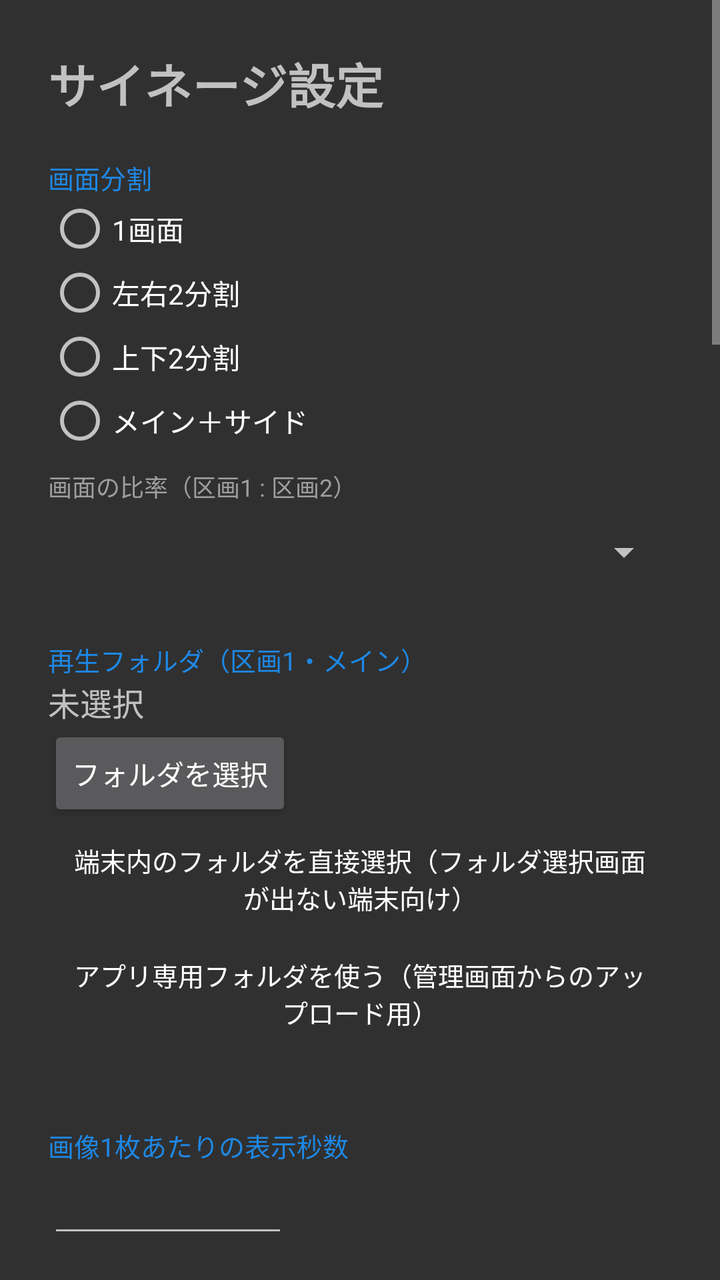
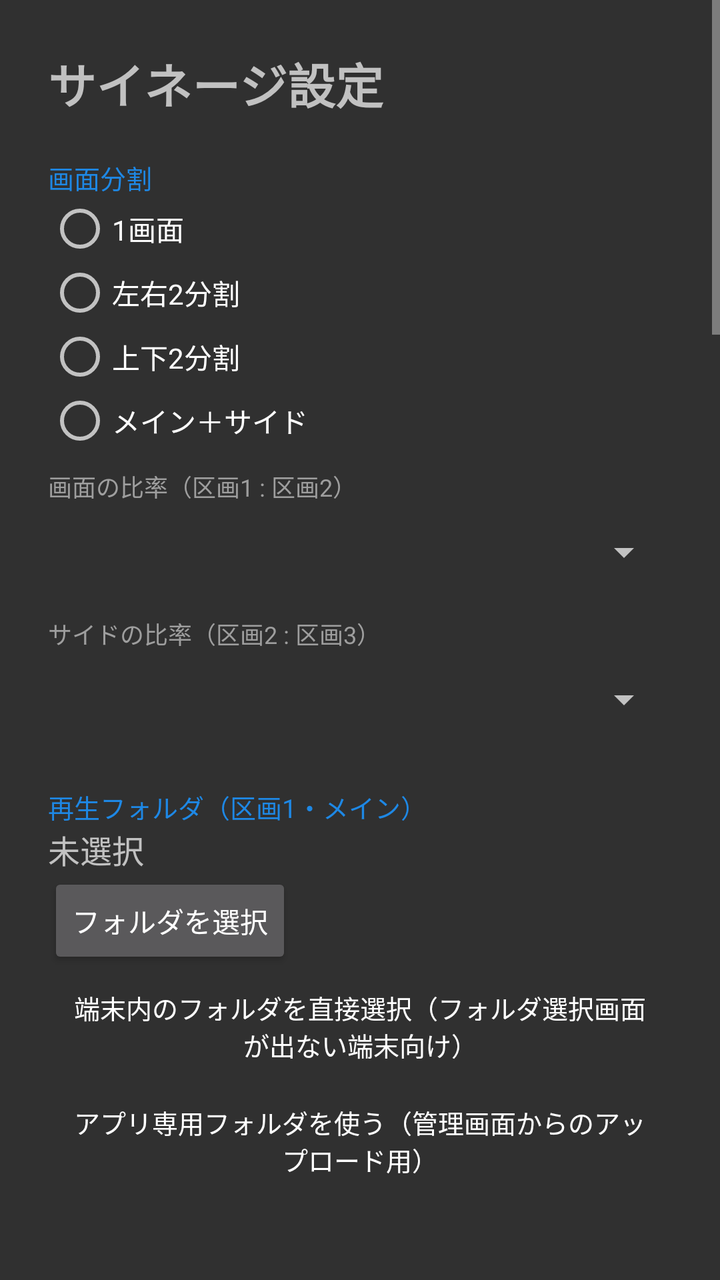

Before-and-after screenshots of an Android layout around one commit, followed by the original layout XML and the change that was made.
<!-- AndroidManifest.xml: application theme Theme.Settings -->
<!-- res/layout/activity_main.xml -->
<?xml version="1.0" encoding="utf-8"?>
<ScrollView xmlns:android="http://schemas.android.com/apk/res/android"
    android:id="@+id/settingsScroll"
    android:layout_width="match_parent"
    android:layout_height="match_parent"
    android:fitsSystemWindows="true">

    <LinearLayout
        android:layout_width="match_parent"
        android:layout_height="wrap_content"
        android:orientation="vertical"
        android:padding="24dp">

        <TextView
            android:layout_width="wrap_content"
            android:layout_height="wrap_content"
            android:text="サイネージ設定"
            android:textSize="24sp"
            android:textStyle="bold" />

        <TextView
            style="@style/Label"
            android:text="画面分割" />

        <RadioGroup
            android:id="@+id/layoutGroup"
            android:layout_width="wrap_content"
            android:layout_height="wrap_content"
            android:orientation="vertical">

            <RadioButton
                android:id="@+id/layoutSingle"
                android:layout_width="wrap_content"
                android:layout_height="wrap_content"
                android:text="1画面" />

            <RadioButton
                android:id="@+id/layoutLeftRight"
                android:layout_width="wrap_content"
                android:layout_height="wrap_content"
                android:text="左右2分割" />

            <RadioButton
                android:id="@+id/layoutTopBottom"
                android:layout_width="wrap_content"
                android:layout_height="wrap_content"
                android:text="上下2分割" />

            <RadioButton
                android:id="@+id/layoutMainSide"
                android:layout_width="wrap_content"
                android:layout_height="wrap_content"
                android:text="メイン＋サイド" />
        </RadioGroup>

        
        <LinearLayout
            android:id="@+id/splitRow"
            android:layout_width="match_parent"
            android:layout_height="wrap_content"
            android:orientation="vertical">

            <TextView
                style="@style/SubLabel"
                android:text="画面の比率（区画1 : 区画2）" />

            <Spinner
                android:id="@+id/splitSpinner"
                android:layout_width="match_parent"
                android:layout_height="wrap_content"
                android:minHeight="48dp" />
        </LinearLayout>

        
        <LinearLayout
            android:id="@+id/zonesContainer"
            android:layout_width="match_parent"
            android:layout_height="wrap_content"
            android:orientation="vertical" />

        <TextView
            style="@style/Label"
            android:text="再生フォルダ（区画1・メイン）" />

        <TextView
            android:id="@+id/folderText"
            android:layout_width="match_parent"
            android:layout_height="wrap_content"
            android:text="未選択"
            android:textSize="16sp" />

        <Button
            android:id="@+id/pickFolder"
            android:layout_width="wrap_content"
            android:layout_height="wrap_content"
            android:text="フォルダを選択" />

        <Button
            android:id="@+id/pickFolderDirect"
            style="?android:attr/borderlessButtonStyle"
            android:layout_width="wrap_content"
            android:layout_height="wrap_content"
            android:text="端末内のフォルダを直接選択（フォルダ選択画面が出ない端末向け）"
            android:textSize="13sp" />

        <Button
            android:id="@+id/useAppFolder"
            style="?android:attr/borderlessButtonStyle"
            android:layout_width="wrap_content"
            android:layout_height="wrap_content"
            android:text="アプリ専用フォルダを使う（管理画面からのアップロード用）"
            android:textSize="13sp" />

        <TextView
            android:id="@+id/scanResult"
            android:layout_width="match_parent"
            android:layout_height="wrap_content"
            android:textColor="#9E9E9E"
            android:textSize="13sp" />

        <TextView
            style="@style/Label"
            android:text="画像1枚あたりの表示秒数" />

        <EditText
            android:id="@+id/secondsEdit"
            android:layout_width="120dp"
            android:layout_height="wrap_content"
            android:importantForAutofill="no"
            android:inputType="number"
            android:maxLength="4" />

        <TextView
            style="@style/Label"
            android:text="画面の向き" />

        <RadioGroup
            android:id="@+id/orientationGroup"
            android:layout_width="wrap_content"
            android:layout_height="wrap_content"
            android:orientation="horizontal">

            <RadioButton
                android:id="@+id/orientAuto"
                android:layout_width="wrap_content"
                android:layout_height="wrap_content"
                android:text="自動" />

            <RadioButton
                android:id="@+id/orientLandscape"
                android:layout_width="wrap_content"
                android:layout_height="wrap_content"
                android:text="横" />

            <RadioButton
                android:id="@+id/orientPortrait"
                android:layout_width="wrap_content"
                android:layout_height="wrap_content"
                android:text="縦" />
        </RadioGroup>

        <Switch
            android:id="@+id/shuffleSwitch"
            style="@style/Option"
            android:text="シャッフル再生（ループごとに並べ替え）" />

        <Switch
            android:id="@+id/recursiveSwitch"
            style="@style/Option"
            android:text="サブフォルダも含める" />

        <Switch
            android:id="@+id/soundSwitch"
            style="@style/Option"
            android:text="動画の音声を再生" />

        <Switch
            android:id="@+id/autoStartSwitch"
            style="@style/Option"
            android:text="自動再生（アプリ起動時・端末の電源ON時）" />

        <TextView
            style="@style/Label"
            android:layout_marginTop="28dp"
            android:text="時計" />

        <Switch
            android:id="@+id/clockSwitch"
            style="@style/Option"
            android:text="再生中に常に時計を表示" />

        <TextView
            style="@style/SubLabel"
            android:text="位置" />

        <RadioGroup
            android:id="@+id/clockPositionGroup"
            android:layout_width="wrap_content"
            android:layout_height="wrap_content"
            android:orientation="horizontal">

            <RadioButton
                android:id="@+id/clockTopRight"
                android:layout_width="wrap_content"
                android:layout_height="wrap_content"
                android:text="右上" />

            <RadioButton
                android:id="@+id/clockBottomRight"
                android:layout_width="wrap_content"
                android:layout_height="wrap_content"
                android:text="右下" />

            <RadioButton
                android:id="@+id/clockTopLeft"
                android:layout_width="wrap_content"
                android:layout_height="wrap_content"
                android:text="左上" />

            <RadioButton
                android:id="@+id/clockBottomLeft"
                android:layout_width="wrap_content"
                android:layout_height="wrap_content"
                android:text="左下" />
        </RadioGroup>

        <TextView
            style="@style/SubLabel"
            android:text="大きさ" />

        <RadioGroup
            android:id="@+id/clockSizeGroup"
            android:layout_width="wrap_content"
            android:layout_height="wrap_content"
            android:orientation="horizontal">

            <RadioButton
                android:id="@+id/clockSmall"
                android:layout_width="wrap_content"
                android:layout_height="wrap_content"
                android:text="小" />

            <RadioButton
                android:id="@+id/clockMedium"
                android:layout_width="wrap_content"
                android:layout_height="wrap_content"
                android:text="中" />

            <RadioButton
                android:id="@+id/clockLarge"
                android:layout_width="wrap_content"
                android:layout_height="wrap_content"
                android:text="大" />
        </RadioGroup>

        <TextView
            style="@style/Label"
            android:layout_marginTop="28dp"
            android:text="天気予報（気象庁）" />

        <Switch
            android:id="@+id/weatherSwitch"
            style="@style/Option"
            android:text="一定間隔で天気予報を表示" />

        <Switch
            android:id="@+id/weatherTimeSeriesSwitch"
            style="@style/Option"
            android:text="3時間ごとの予報も続けて表示" />

        <TextView
            style="@style/SubLabel"
            android:text="地方" />

        <Spinner
            android:id="@+id/officeSpinner"
            android:layout_width="match_parent"
            android:layout_height="wrap_content"
            android:minHeight="48dp" />

        <TextView
            style="@style/SubLabel"
            android:text="市区町村（予報は右側の地域単位です）" />

        <Spinner
            android:id="@+id/areaSpinner"
            android:layout_width="match_parent"
            android:layout_height="wrap_content"
            android:minHeight="48dp" />

        <LinearLayout
            android:layout_width="match_parent"
            android:layout_height="wrap_content"
            android:layout_marginTop="8dp"
            android:gravity="center_vertical">

            <EditText
                android:id="@+id/weatherIntervalEdit"
                android:layout_width="80dp"
                android:layout_height="wrap_content"
                android:gravity="end"
                android:importantForAutofill="no"
                android:inputType="number"
                android:maxLength="4" />

            <TextView
                android:layout_width="wrap_content"
                android:layout_height="wrap_content"
                android:text="分ごとに" />

            <EditText
                android:id="@+id/weatherSecondsEdit"
                android:layout_width="80dp"
                android:layout_height="wrap_content"
                android:gravity="end"
                android:importantForAutofill="no"
                android:inputType="number"
                android:maxLength="3" />

            <TextView
                android:layout_width="wrap_content"
                android:layout_height="wrap_content"
                android:text="秒間表示" />
        </LinearLayout>

        <TextView
            android:id="@+id/weatherStatus"
            android:layout_width="match_parent"
            android:layout_height="wrap_content"
            android:textColor="#9E9E9E"
            android:textSize="13sp" />

        <Button
            android:id="@+id/weatherPreview"
            android:layout_width="wrap_content"
            android:layout_height="wrap_content"
            android:text="天気予報をプレビュー" />

        <TextView
            style="@style/Label"
            android:layout_marginTop="28dp"
            android:text="管理画面（別の端末から操作）" />

        <Switch
            android:id="@+id/adminSwitch"
            style="@style/Option"
            android:text="同じWi-FiのPC・スマホから操作できるようにする" />

        <TextView
            android:id="@+id/adminInfo"
            android:layout_width="match_parent"
            android:layout_height="wrap_content"
            android:lineSpacingExtra="4dp"
            android:textIsSelectable="true"
            android:textSize="15sp" />

        <TextView
            android:id="@+id/adminBatteryNote"
            android:layout_width="match_parent"
            android:layout_height="wrap_content"
            android:layout_marginTop="8dp"
            android:background="#33FF9800"
            android:padding="10dp"
            android:text="この端末では、再生画面を表示していないときは省電力のため管理画面につながらないことがあります。下のボタンで電池の最適化の対象外にしてください。"
            android:textSize="13sp" />

        <Button
            android:id="@+id/adminBattery"
            android:layout_width="wrap_content"
            android:layout_height="wrap_content"
            android:text="電池の最適化の対象外にする" />

        <Button
            android:id="@+id/adminOpenLocal"
            style="?android:attr/borderlessButtonStyle"
            android:layout_width="wrap_content"
            android:layout_height="wrap_content"
            android:text="この端末で管理画面を開く（動作確認）" />

        <Button
            android:id="@+id/adminName"
            style="?android:attr/borderlessButtonStyle"
            android:layout_width="wrap_content"
            android:layout_height="wrap_content"
            android:text="端末名を変更" />

        <Button
            android:id="@+id/adminPinReset"
            style="?android:attr/borderlessButtonStyle"
            android:layout_width="wrap_content"
            android:layout_height="wrap_content"
            android:text="PINを変更" />

        <Button
            android:id="@+id/startButton"
            android:layout_width="match_parent"
            android:layout_height="wrap_content"
            android:layout_marginTop="24dp"
            android:backgroundTint="@color/brand"
            android:minHeight="56dp"
            android:text="▶ 再生開始"
            android:textSize="18sp" />

        <TextView
            android:layout_width="match_parent"
            android:layout_height="wrap_content"
            android:layout_marginTop="24dp"
            android:lineSpacingExtra="4dp"
            android:text="再生中の操作\n・タップ：情報表示\n・左右スワイプ：前へ / 次へ\n・ダブルタップ：一時停止 / 再開\n・長押し / 戻る：この設定画面へ\n\nリモコン：←→ 前後、決定 一時停止、↑↓ 情報表示、戻る 設定画面\n\nフォルダ内のファイルを追加・削除すると、ループが一周するたびに自動で反映されます。"
            android:textColor="#9E9E9E"
            android:textSize="13sp" />
    </LinearLayout>
</ScrollView>
<!-- resources referenced by this layout -->
<resources>
  <color name="brand">#1E88E5</color>
  <style name="Label">
          <item name="android:layout_width">wrap_content</item>
          <item name="android:layout_height">wrap_content</item>
          <item name="android:layout_marginTop">20dp</item>
          <item name="android:textSize">13sp</item>
          <item name="android:textColor">@color/brand</item>
      </style>
  <style name="Option">
          <item name="android:layout_width">match_parent</item>
          <item name="android:layout_height">wrap_content</item>
          <item name="android:layout_marginTop">12dp</item>
          <item name="android:minHeight">48dp</item>
          <item name="android:textSize">16sp</item>
      </style>
  <style name="SubLabel">
          <item name="android:layout_width">wrap_content</item>
          <item name="android:layout_height">wrap_content</item>
          <item name="android:layout_marginTop">8dp</item>
          <item name="android:textSize">12sp</item>
          <item name="android:textColor">#9E9E9E</item>
      </style>
  <style name="Theme.Settings" parent="android:Theme.Material.NoActionBar">
          <item name="android:colorAccent">@color/brand</item>
      </style>
</resources>

<!-- the commit's change to res/layout/activity_main.xml (unified diff, before → after) -->
@@ -61,11 +61,23 @@
             android:orientation="vertical">
 
             <TextView
+                android:id="@+id/splitLabel"
                 style="@style/SubLabel"
                 android:text="画面の比率（区画1 : 区画2）" />
 
             <Spinner
                 android:id="@+id/splitSpinner"
+                android:layout_width="match_parent"
+                android:layout_height="wrap_content"
+                android:minHeight="48dp" />
+
+            <TextView
+                android:id="@+id/splitLabel2"
+                style="@style/SubLabel"
+                android:text="サイドの比率（区画2 : 区画3）" />
+
+            <Spinner
+                android:id="@+id/splitSpinner2"
                 android:layout_width="match_parent"
                 android:layout_height="wrap_content"
                 android:minHeight="48dp" />
